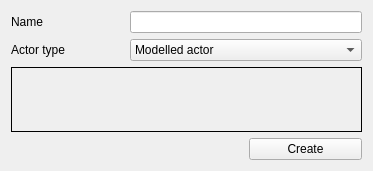
spiricn/Wt, file src/wte/ui/ActorCreationDialog.ui: the form before one commit.
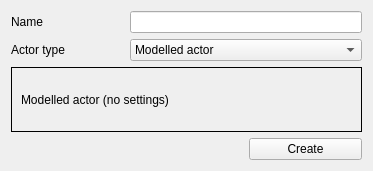
The form after the commit.

Commit message: Collider actor implemented; proper region serialization added; physics desc dialog implemented & separated from modelled actor creation

```diff
--- a/src/wte/ui/ActorCreationDialog.ui
+++ b/src/wte/ui/ActorCreationDialog.ui
@@ -27,9 +27,20 @@
       <enum>QFrame::Panel</enum>
      </property>
      <property name="currentIndex">
-      <number>3</number>
+      <number>0</number>
      </property>
-     <widget class="QWidget" name="widget">
+     <widget class="QWidget" name="ModelledActor">
+      <layout class="QGridLayout" name="gridLayout_4">
+       <item row="0" column="0">
+        <widget class="QLabel" name="label_2">
+         <property name="text">
+          <string>Modelled actor (no settings)</string>
+         </property>
+        </widget>
+       </item>
+      </layout>
+     </widget>
+     <widget class="QWidget" name="ParticleEffect">
       <layout class="QHBoxLayout" name="horizontalLayout_2">
        <item>
         <widget class="QLabel" name="label_8">
@@ -85,8 +96,16 @@
        </item>
       </layout>
      </widget>
-     <widget class="QWidget" name="model">
-      <layout class="QGridLayout" name="gridLayout_4"/>
+     <widget class="QWidget" name="Collider">
+      <layout class="QGridLayout" name="gridLayout_2">
+       <item row="0" column="0">
+        <widget class="QLabel" name="label">
+         <property name="text">
+          <string>Collider (no settings)</string>
+         </property>
+        </widget>
+       </item>
+      </layout>
      </widget>
     </widget>
    </item>
```
Left out of the diff: 14 changed lines with no effect on the pictures. The commit also changes 37 other files.
